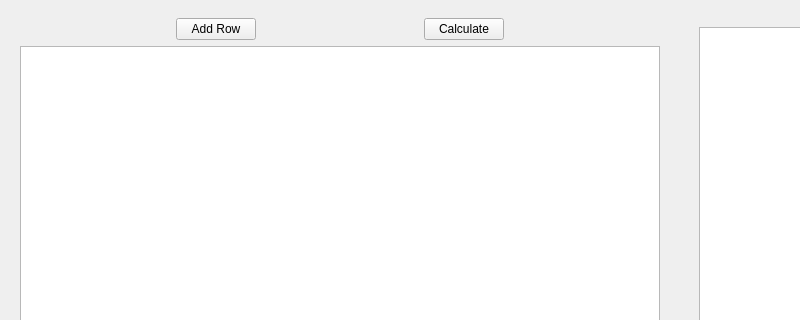
Qt form src/ui/table_base.ui (wwmm/viewprofit) before a commit; both pictures show x 0 to 800 and y 0 to 320 of the 1368 by 613 pixel window.
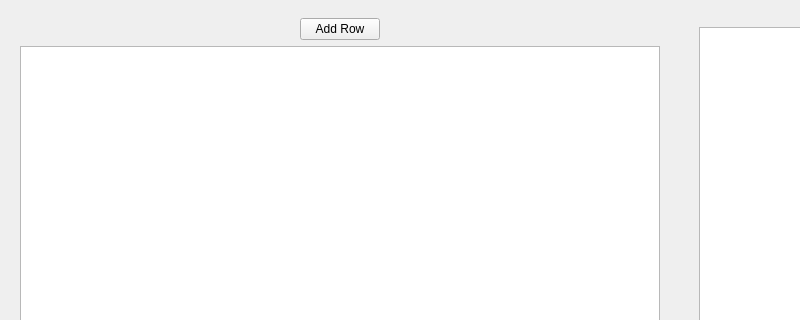
The same form after that commit. Custom widgets are drawn as their Qt base class.

Patch:
```diff
--- a/src/ui/table_base.ui
+++ b/src/ui/table_base.ui
@@ -56,15 +56,7 @@
       <enum>QFrame::Plain</enum>
      </property>
      <layout class="QVBoxLayout" name="verticalLayout_2">
-      <item>
-       <layout class="QHBoxLayout" name="horizontalLayout">
-        <property name="spacing">
-         <number>12</number>
-        </property>
-        <property name="sizeConstraint">
-         <enum>QLayout::SetDefaultConstraint</enum>
-        </property>
-        <item>
+      <item alignment="Qt::AlignHCenter">
          <widget class="QPushButton" name="button_add_row">
           <property name="sizePolicy">
            <sizepolicy hsizetype="Fixed" vsizetype="Fixed">
@@ -76,21 +68,6 @@
            <string>Add Row</string>
           </property>
          </widget>
-        </item>
-        <item>
-         <widget class="QPushButton" name="button_calculate">
-          <property name="sizePolicy">
-           <sizepolicy hsizetype="Fixed" vsizetype="Fixed">
-            <horstretch>0</horstretch>
-            <verstretch>0</verstretch>
-           </sizepolicy>
-          </property>
-          <property name="text">
-           <string>Calculate</string>
-          </property>
-         </widget>
-        </item>
-       </layout>
       </item>
       <item>
        <widget class="QTableView" name="table_view">
```
Lines whose indentation alone changed are shown as unchanged.
